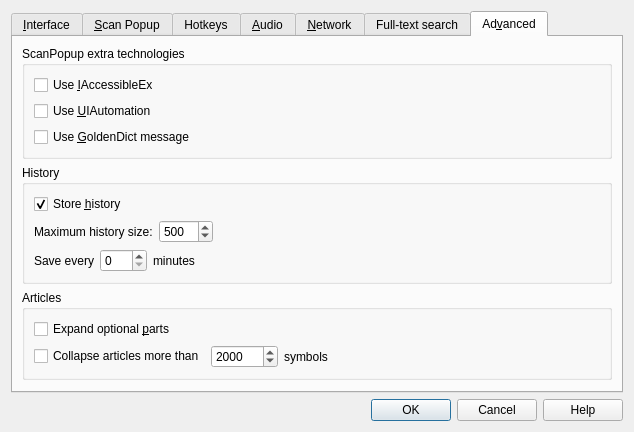
This is preferences.ui in goldendict/goldendict as Qt 5 draws it before an edit. The edited form follows.
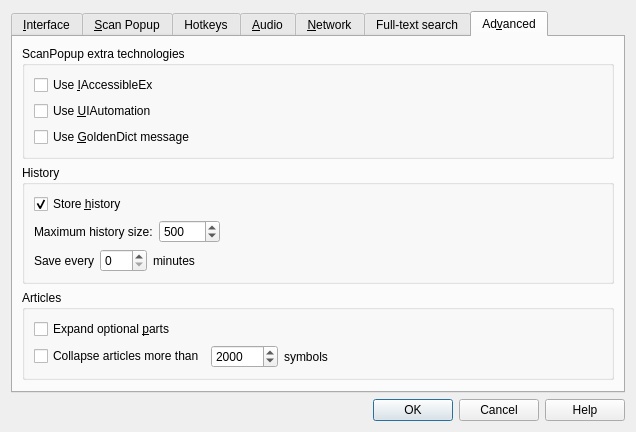
This is the edited form. The open tabs and pages were chosen to show the change. Icons and pictures are not drawn. Custom widgets are drawn as their Qt base class.

Commit message: Increase upper limit of the history size (issue #667)

The edit to the form file:
```diff
--- a/preferences.ui
+++ b/preferences.ui
@@ -6,7 +6,7 @@
    <rect>
     <x>0</x>
     <y>0</y>
-    <width>634</width>
+    <width>636</width>
     <height>403</height>
    </rect>
   </property>
@@ -1432,7 +1432,7 @@
                <bool>true</bool>
               </property>
               <property name="maximum">
-               <number>9999</number>
+               <number>99999</number>
               </property>
               <property name="value">
                <number>500</number>
```
